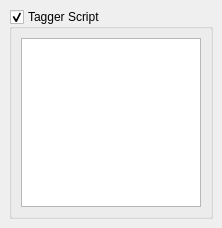
First picture: the form in ui/options_script.ui, repository lalinsky/picard-debian, before the edit.
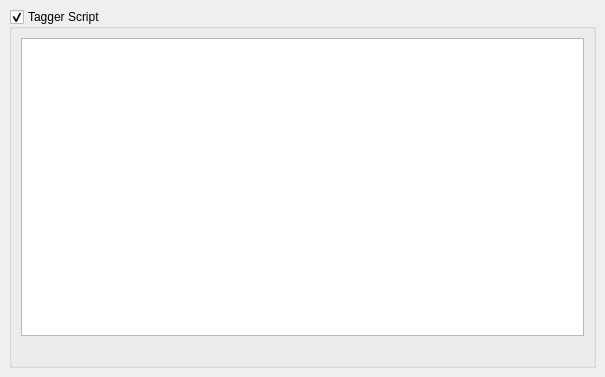
Second picture: the form after the edit.

What changed in the file:
```diff
--- a/ui/options_script.ui
+++ b/ui/options_script.ui
@@ -5,8 +5,8 @@
    <rect>
     <x>0</x>
     <y>0</y>
-    <width>222</width>
-    <height>228</height>
+    <width>605</width>
+    <height>377</height>
    </rect>
   </property>
   <layout class="QVBoxLayout" >
@@ -24,24 +24,12 @@
      <property name="checkable" >
       <bool>true</bool>
      </property>
-     <layout class="QVBoxLayout" >
-      <property name="margin" >
-       <number>9</number>
-      </property>
-      <property name="spacing" >
-       <number>6</number>
-      </property>
+     <layout class="QVBoxLayout" name="verticalLayout" >
       <item>
        <widget class="QTextEdit" name="tagger_script" >
         <property name="font" >
          <font>
-          <family>Courier</family>
-          <pointsize>8</pointsize>
-          <weight>50</weight>
-          <italic>false</italic>
-          <bold>false</bold>
-          <underline>false</underline>
-          <strikeout>false</strikeout>
+          <family>Monospace</family>
          </font>
         </property>
         <property name="lineWrapMode" >
@@ -52,6 +40,16 @@
         </property>
        </widget>
       </item>
+      <item>
+       <widget class="QLabel" name="script_error" >
+        <property name="text" >
+         <string/>
+        </property>
+        <property name="alignment" >
+         <set>Qt::AlignCenter</set>
+        </property>
+       </widget>
+      </item>
      </layout>
     </widget>
    </item>
```
Left out of the diff: 6 changed lines with no effect on the pictures.
